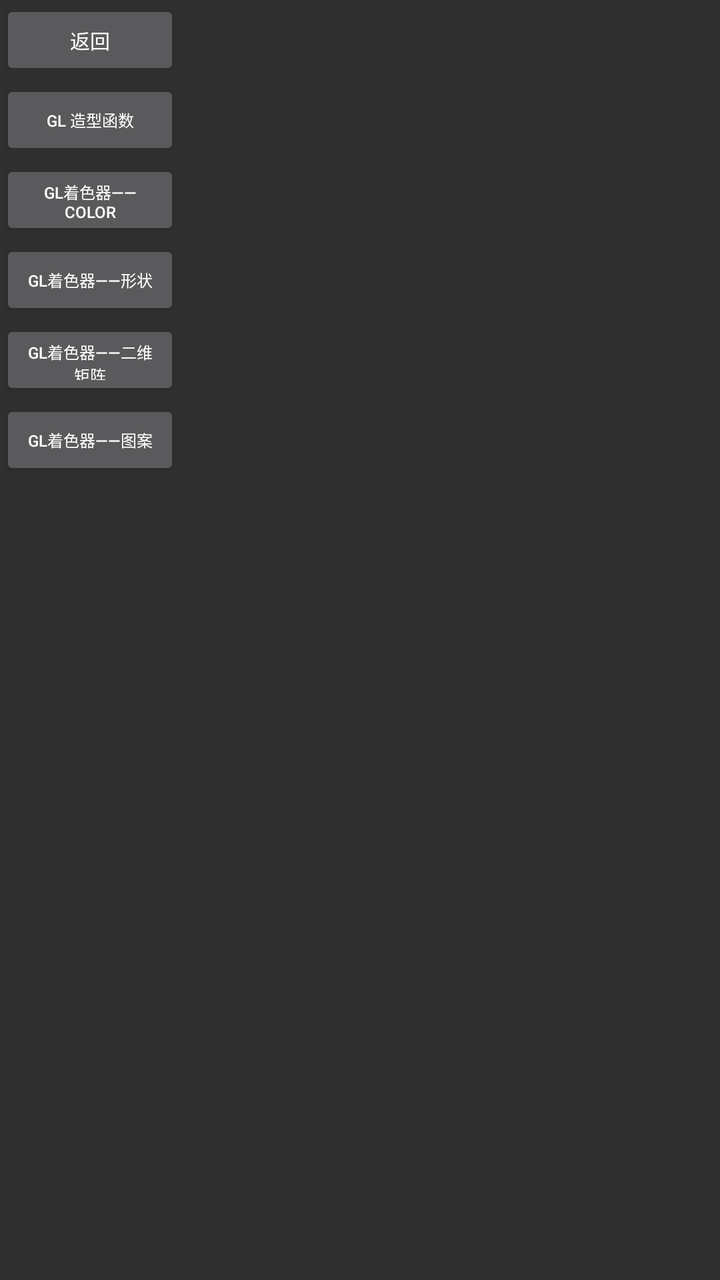
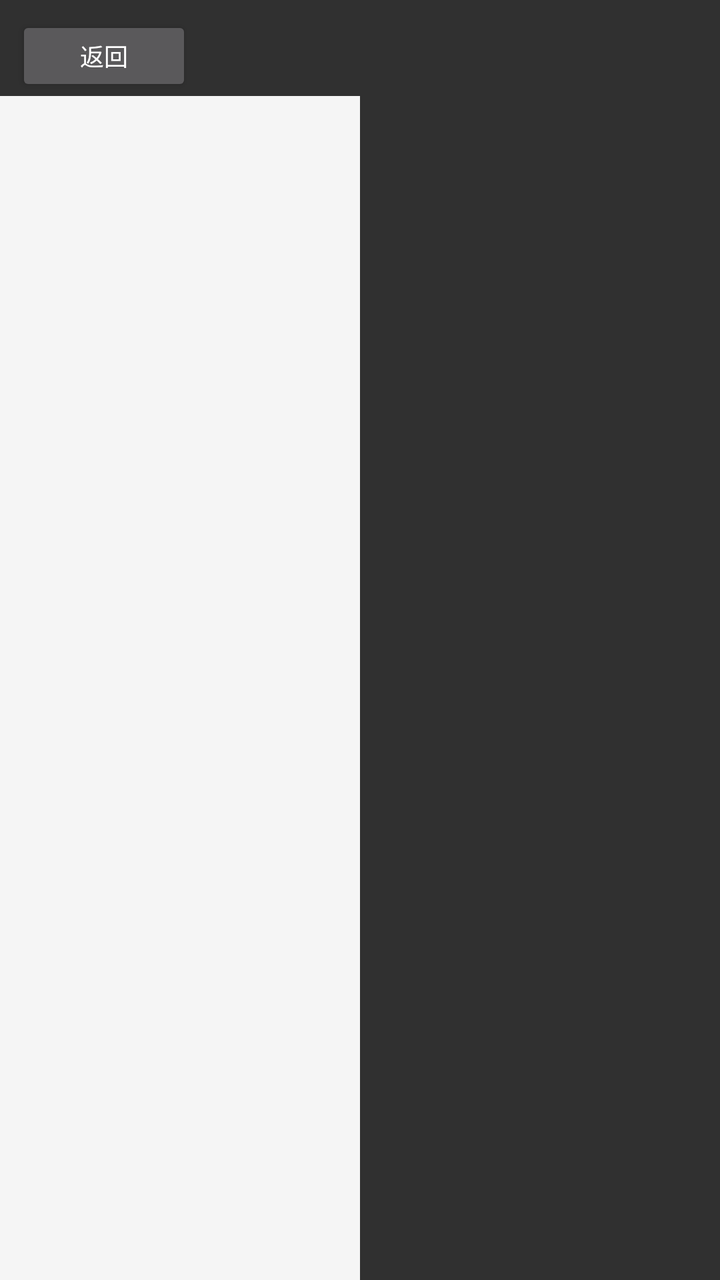

Two renders of the same Android screen: before a commit and after it. Below are the layout's source before the change and the commit's diff.
<!-- AndroidManifest.xml: application theme Theme.AndroidLearnOpenGL -->
<!-- res/layout/fragment_gl_shader.xml -->
<?xml version="1.0" encoding="utf-8"?>
<androidx.constraintlayout.widget.ConstraintLayout xmlns:android="http://schemas.android.com/apk/res/android"
    xmlns:app="http://schemas.android.com/apk/res-auto"
    xmlns:tools="http://schemas.android.com/tools"
    android:layout_width="match_parent"
    android:layout_height="match_parent">

    <ScrollView
        android:id="@+id/sv"
        android:layout_width="250dp"
        android:layout_height="match_parent"
        app:layout_constraintStart_toStartOf="parent"
        app:layout_constraintTop_toBottomOf="parent"
        tools:ignore="MissingConstraints">

        <androidx.constraintlayout.widget.ConstraintLayout
            android:layout_width="match_parent"
            android:layout_height="match_parent">

            <Button
                android:id="@+id/btn_back"
                android:layout_width="90dp"
                android:layout_height="40dp"
                android:text="返回"
                android:textSize="10sp"
                app:layout_constraintStart_toStartOf="parent"
                app:layout_constraintTop_toTopOf="parent"
                tools:ignore="HardcodedText,SmallSp" />

            <Button
                android:id="@+id/btn_1"
                android:layout_width="90dp"
                android:layout_height="40dp"
                android:text="GL 造型函数"
                android:textSize="8sp"
                app:layout_constraintStart_toStartOf="parent"
                app:layout_constraintTop_toBottomOf="@+id/btn_back"
                tools:ignore="HardcodedText,SmallSp" />

            <Button
                android:id="@+id/btn_2"
                android:layout_width="90dp"
                android:layout_height="40dp"
                android:text="GL着色器——Color"
                android:textSize="8sp"
                app:layout_constraintStart_toStartOf="parent"
                app:layout_constraintTop_toBottomOf="@+id/btn_1"
                tools:ignore="HardcodedText,SmallSp" />

            <Button
                android:id="@+id/btn_3"
                android:layout_width="90dp"
                android:layout_height="40dp"
                android:text="GL着色器——形状"
                android:textSize="8sp"
                app:layout_constraintStart_toStartOf="parent"
                app:layout_constraintTop_toBottomOf="@+id/btn_2"
                tools:ignore="HardcodedText,SmallSp" />

            <Button
                android:id="@+id/btn_4"
                android:layout_width="90dp"
                android:layout_height="40dp"
                android:text="GL着色器——二维矩阵"
                android:textSize="8sp"
                app:layout_constraintStart_toStartOf="parent"
                app:layout_constraintTop_toBottomOf="@+id/btn_3"
                tools:ignore="HardcodedText,SmallSp" />

            <Button
                android:id="@+id/btn_5"
                android:layout_width="90dp"
                android:layout_height="40dp"
                android:text="GL着色器——图案"
                android:textSize="8sp"
                app:layout_constraintStart_toStartOf="parent"
                app:layout_constraintTop_toBottomOf="@+id/btn_4"
                tools:ignore="HardcodedText,SmallSp" />

        </androidx.constraintlayout.widget.ConstraintLayout>

    </ScrollView>

    <FrameLayout
        android:id="@+id/gl_show"
        android:layout_width="match_parent"
        android:layout_height="match_parent"
        android:layout_marginStart="190dp"
        app:layout_constraintStart_toEndOf="@+id/sv"
        app:layout_constraintTop_toTopOf="parent" />

</androidx.constraintlayout.widget.ConstraintLayout>
<!-- resources referenced by this layout -->
<resources>
  <style name="Theme.AndroidLearnOpenGL" parent="Theme.Design.NoActionBar">
          
          <item name="colorPrimary">@color/purple_500</item>
          <item name="colorPrimaryVariant">@color/purple_700</item>
          <item name="colorOnPrimary">@color/white</item>
          
          <item name="colorSecondary">@color/teal_200</item>
          <item name="colorSecondaryVariant">@color/teal_700</item>
          <item name="colorOnSecondary">@color/black</item>
          
          <item name="android:statusBarColor">?attr/colorPrimaryVariant</item>
          
      </style>
  <color name="purple_500">#FF6200EE</color>
  <color name="purple_700">#FF3700B3</color>
  <color name="white">#FFFFFFFF</color>
  <color name="teal_200">#FF03DAC5</color>
  <color name="teal_700">#FF018786</color>
  <color name="black">#FF000000</color>
</resources>

<!-- the commit's change to res/layout/fragment_gl_shader.xml (unified diff, before → after) -->
@@ -5,88 +5,71 @@
     android:layout_width="match_parent"
     android:layout_height="match_parent">
 
-    <ScrollView
-        android:id="@+id/sv"
-        android:layout_width="250dp"
-        android:layout_height="match_parent"
+    <Button
+        android:id="@+id/btn_back"
+        android:layout_width="wrap_content"
+        android:layout_height="40dp"
+        android:layout_margin="8dp"
+        android:text="返回"
+        android:textSize="12sp"
         app:layout_constraintStart_toStartOf="parent"
-        app:layout_constraintTop_toBottomOf="parent"
-        tools:ignore="MissingConstraints">
+        app:layout_constraintTop_toTopOf="parent"
+        tools:ignore="HardcodedText" />
 
-        <androidx.constraintlayout.widget.ConstraintLayout
-            android:layout_width="match_parent"
-            android:layout_height="match_parent">
-
-            <Button
-                android:id="@+id/btn_back"
-                android:layout_width="90dp"
-                android:layout_height="40dp"
-                android:text="返回"
-                android:textSize="10sp"
-                app:layout_constraintStart_toStartOf="parent"
-                app:layout_constraintTop_toTopOf="parent"
-                tools:ignore="HardcodedText,SmallSp" />
-
-            <Button
-                android:id="@+id/btn_1"
-                android:layout_width="90dp"
-                android:layout_height="40dp"
-                android:text="GL 造型函数"
-                android:textSize="8sp"
-                app:layout_constraintStart_toStartOf="parent"
-                app:layout_constraintTop_toBottomOf="@+id/btn_back"
-                tools:ignore="HardcodedText,SmallSp" />
-
-            <Button
-                android:id="@+id/btn_2"
-                android:layout_width="90dp"
-                android:layout_height="40dp"
-                android:text="GL着色器——Color"
-                android:textSize="8sp"
-                app:layout_constraintStart_toStartOf="parent"
-                app:layout_constraintTop_toBottomOf="@+id/btn_1"
-                tools:ignore="HardcodedText,SmallSp" />
-
-            <Button
-                android:id="@+id/btn_3"
-                android:layout_width="90dp"
-                android:layout_height="40dp"
-                android:text="GL着色器——形状"
-                android:textSize="8sp"
-                app:layout_constraintStart_toStartOf="parent"
-                app:layout_constraintTop_toBottomOf="@+id/btn_2"
-                tools:ignore="HardcodedText,SmallSp" />
-
-            <Button
-                android:id="@+id/btn_4"
-                android:layout_width="90dp"
-                android:layout_height="40dp"
-                android:text="GL着色器——二维矩阵"
-                android:textSize="8sp"
-                app:layout_constraintStart_toStartOf="parent"
-                app:layout_constraintTop_toBottomOf="@+id/btn_3"
-                tools:ignore="HardcodedText,SmallSp" />
-
-            <Button
-                android:id="@+id/btn_5"
-                android:layout_width="90dp"
-                android:layout_height="40dp"
-                android:text="GL着色器——图案"
-                android:textSize="8sp"
-                app:layout_constraintStart_toStartOf="parent"
-                app:layout_constraintTop_toBottomOf="@+id/btn_4"
-                tools:ignore="HardcodedText,SmallSp" />
-
-        </androidx.constraintlayout.widget.ConstraintLayout>
-
-    </ScrollView>
+    <androidx.recyclerview.widget.RecyclerView
+        android:id="@+id/rv_sidebar"
+        android:layout_width="180dp"
+        android:layout_height="0dp"
+        android:background="#F5F5F5"
+        app:layout_constraintBottom_toBottomOf="parent"
+        app:layout_constraintStart_toStartOf="parent"
+        app:layout_constraintTop_toBottomOf="@id/btn_back"
+        tools:listitem="@layout/item_sidebar_demo" />
 
     <FrameLayout
         android:id="@+id/gl_show"
-        android:layout_width="match_parent"
+        android:layout_width="0dp"
         android:layout_height="match_parent"
-        android:layout_marginStart="190dp"
-        app:layout_constraintStart_toEndOf="@+id/sv"
+        app:layout_constraintBottom_toBottomOf="parent"
+        app:layout_constraintEnd_toEndOf="parent"
+        app:layout_constraintStart_toEndOf="@+id/rv_sidebar"
         app:layout_constraintTop_toTopOf="parent" />
 
+    <Button
+        android:id="@+id/btn_next_type"
+        android:layout_width="wrap_content"
+        android:layout_height="wrap_content"
+        android:layout_margin="16dp"
+        android:text="切换子类型"
+        android:visibility="gone"
+        app:layout_constraintBottom_toBottomOf="parent"
+        app:layout_constraintEnd_toEndOf="parent" />
+
 </androidx.constraintlayout.widget.ConstraintLayout>
+<!-- res/layout/item_sidebar_demo.xml (included above) -->
+<?xml version="1.0" encoding="utf-8"?>
+<LinearLayout xmlns:android="http://schemas.android.com/apk/res/android"
+    android:layout_width="match_parent"
+    android:layout_height="wrap_content"
+    android:orientation="horizontal"
+    android:padding="8dp"
+    android:background="?attr/selectableItemBackground"
+    android:gravity="center_vertical">
+
+    <ImageView
+        android:id="@+id/iv_sidebar_icon"
+        android:layout_width="24dp"
+        android:layout_height="24dp"
+        android:layout_marginEnd="8dp"
+        android:src="@drawable/ic_launcher_foreground"
+        android:contentDescription="icon" />
+
+    <TextView
+        android:id="@+id/tv_sidebar_title"
+        android:layout_width="0dp"
+        android:layout_height="wrap_content"
+        android:layout_weight="1"
+        android:textSize="13sp"
+        android:textColor="@android:color/black" />
+
+</LinearLayout>
<!-- resource entries referenced after the edit -->
@@ -1,5 +1,36 @@
 <!-- resources referenced by this layout -->
 <resources>
+  <!-- drawable ic_launcher_foreground (drawable) -->
+  <vector xmlns:android="http://schemas.android.com/apk/res/android"
+      xmlns:aapt="http://schemas.android.com/aapt"
+      android:width="108dp"
+      android:height="108dp"
+      android:viewportWidth="108"
+      android:viewportHeight="108">
+      <path android:pathData="M31,63.928c0,0 6.4,-11 12.1,-13.1c7.2,-2.6 26,-1.4 26,-1.4l38.1,38.1L107,108.928l-32,-1L31,63.928z">
+          <aapt:attr name="android:fillColor">
+              <gradient
+                  android:endX="85.84757"
+                  android:endY="92.4963"
+                  android:startX="42.9492"
+                  android:startY="49.59793"
+                  android:type="linear">
+                  <item
+                      android:color="#44000000"
+                      android:offset="0.0" />
+                  <item
+                      android:color="#00000000"
+                      android:offset="1.0" />
+              </gradient>
+          </aapt:attr>
+      </path>
+      <path
+          android:fillColor="#FFFFFF"
+          android:fillType="nonZero"
+          android:pathData="M65.3,45.828l3.8,-6.6c0.2,-0.4 0.1,-0.9 -0.3,-1.1c-0.4,-0.2 -0.9,-0.1 -1.1,0.3l-3.9,6.7c-6.3,-2.8 -13.4,-2.8 -19.7,0l-3.9,-6.7c-0.2,-0.4 -0.7,-0.5 -1.1,-0.3C38.8,38.328 38.7,38.828 38.9,39.228l3.8,6.6C36.2,49.428 31.7,56.028 31,63.928h46C76.3,56.028 71.8,49.428 65.3,45.828zM43.4,57.328c-0.8,0 -1.5,-0.5 -1.8,-1.2c-0.3,-0.7 -0.1,-1.5 0.4,-2.1c0.5,-0.5 1.4,-0.7 2.1,-0.4c0.7,0.3 1.2,1 1.2,1.8C45.3,56.528 44.5,57.328 43.4,57.328L43.4,57.328zM64.6,57.328c-0.8,0 -1.5,-0.5 -1.8,-1.2s-0.1,-1.5 0.4,-2.1c0.5,-0.5 1.4,-0.7 2.1,-0.4c0.7,0.3 1.2,1 1.2,1.8C66.5,56.528 65.6,57.328 64.6,57.328L64.6,57.328z"
+          android:strokeWidth="1"
+          android:strokeColor="#00000000" />
+  </vector>
   <style name="Theme.AndroidLearnOpenGL" parent="Theme.Design.NoActionBar">
           
           <item name="colorPrimary">@color/purple_500</item>
